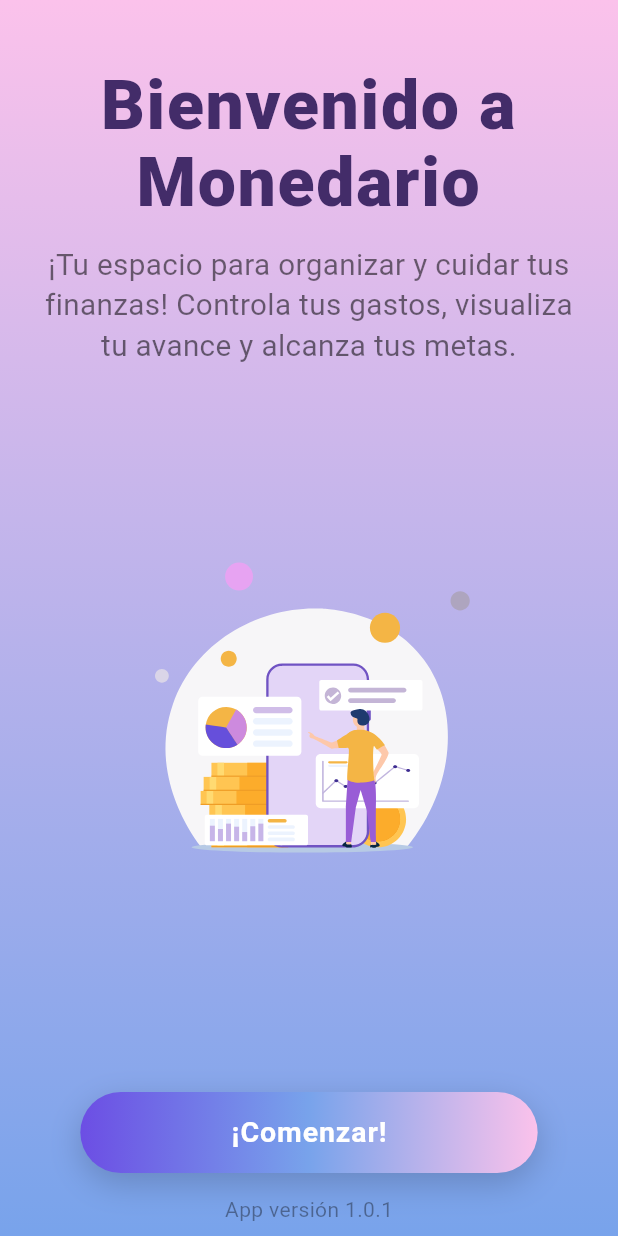
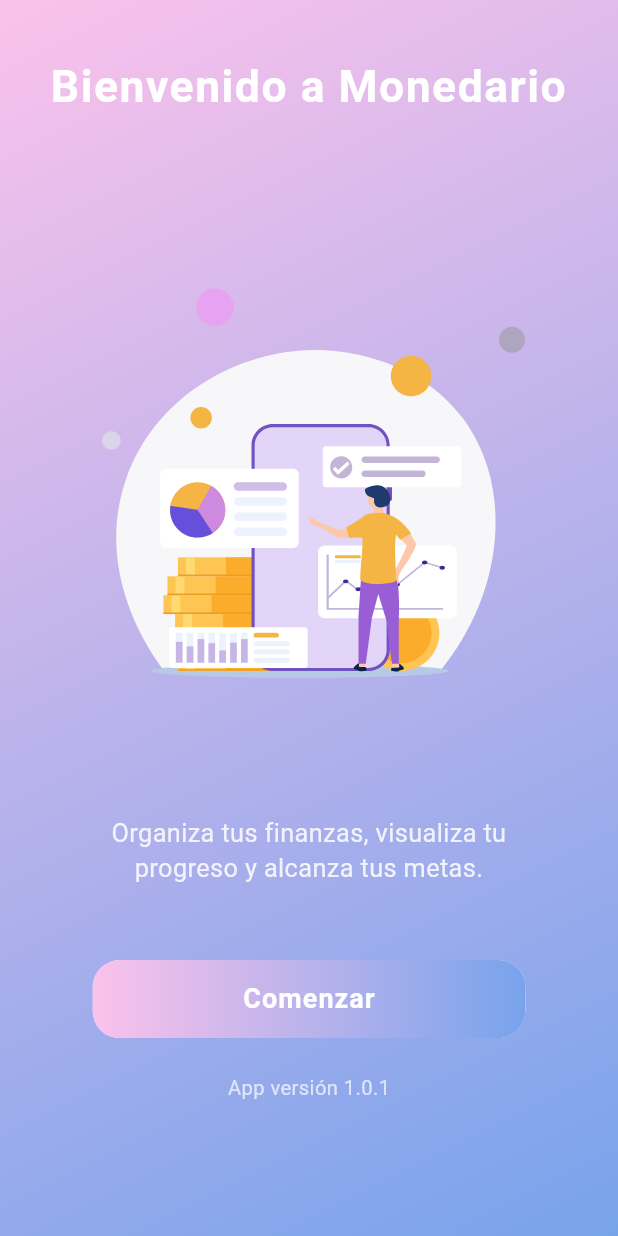
Before and after one commit to Skisekia/monedario, a Flutter app: the screen it shows after launch, on a phone screen of 412 x 824 dp. Run offline on Flutter 3.47's test engine with Material 3 defaults, Android fonts, the phone set to English and light mode, and no system bars; our stand-ins replace firebase_auth, google_sign_in, lottie; accounts and stored records are empty; Roboto replaces fonts that are missing (Poppins).

Commit message:
desing welcome
se añadieron modificaciones en el color de la pantalla de inicio

```diff
--- a/lib/views/welcome.dart
+++ b/lib/views/welcome.dart
@@ -16,121 +16,99 @@
         decoration: const BoxDecoration(
           gradient: LinearGradient(
             colors: [
-              Color(0xFFFBC2EB), // Rosa pastel (arriba)
-              Color(0xFF78A3EB), // Azul-violeta pastel (abajo)
+              Color(0xFFFBC2EB),
+              Color(0xFF78A3EB),
             ],
-            begin: Alignment.topCenter,
-            end: Alignment.bottomCenter,
+            begin: Alignment.topLeft,
+            end: Alignment.bottomRight,
           ),
         ),
         child: SafeArea(
           child: Column(
             children: [
-              SizedBox(height: h * 0.055),
-              Padding(
-                padding: const EdgeInsets.symmetric(horizontal: 26.0),
-                child: Column(
-                  children: [
+              SizedBox(height: h * 0.045),
               Text(
-                      'Bienvenido a\nMonedario',
+                'Bienvenido a Monedario',
                 style: TextStyle(
                   fontFamily: 'Poppins',
-                        fontSize: w * 0.11,
-                        fontWeight: FontWeight.w800,
-                        color: const Color(0xFF432C69),
-                        letterSpacing: 1.1,
-                        height: 1.12,
+                  fontSize: w * 0.072,
+                  fontWeight: FontWeight.bold,
+                  color: Colors.white,
+                  letterSpacing: 1,
                 ),
                 textAlign: TextAlign.center,
               ),
-                    const SizedBox(height: 16),
-                    Text(
-                      '¡Tu espacio para organizar y cuidar tus finanzas! Controla tus gastos, visualiza tu avance y alcanza tus metas.',
+              SizedBox(height: h * 0.045),
+              Lottie.asset(
+                'assets/panel.json',
+                width: w * 0.90,
+                height: h * 0.50,
+                fit: BoxFit.contain,
+              ),
+              SizedBox(height: h * 0.02),
+              Padding(
+                padding: EdgeInsets.symmetric(horizontal: w * 0.14),
+                child: Text(
+                  'Organiza tus finanzas, visualiza tu progreso y alcanza tus metas.',
                   style: TextStyle(
                     fontFamily: 'Poppins',
-                        fontSize: w * 0.048,
-                        color: Colors.black54,
+                    fontSize: w * 0.041,
+                    color: Colors.white.withOpacity(0.85),
                     height: 1.35,
                   ),
                   textAlign: TextAlign.center,
                 ),
-                  ],
+              ),
+              SizedBox(height: h * 0.06),
+              Padding(
+                padding: EdgeInsets.symmetric(horizontal: w * 0.15),
+                child: SizedBox(
+                  width: double.infinity,
+                  height: 52,
+                  child: ElevatedButton(
+                    onPressed: () =>
+                        Navigator.pushReplacementNamed(context, '/login'),
+                    style: ElevatedButton.styleFrom(
+                      elevation: 0,
+                      padding: EdgeInsets.zero,
+                      shape: RoundedRectangleBorder(
+                        borderRadius: BorderRadius.circular(18),
                       ),
                     ),
-              SizedBox(height: h * 0.035),
-              Expanded(
-                child: Center(
-                  child: Padding(
-                    padding: EdgeInsets.only(bottom: h * 0.03),
-                    child: Lottie.asset(
-                      'assets/panel.json',
-                      width: w * 0.67,
-                      height: h * 0.34,
-                      fit: BoxFit.contain,
-                    ),
-                  ),
-                ),
-              ),
-              SizedBox(height: h * 0.04),
-              Padding(
-                padding: EdgeInsets.symmetric(horizontal: w * 0.13),
-                child: SizedBox(
-                  width: double.infinity,
-                  height: 54,
-                  child: DecoratedBox(
+                    child: Ink(
                       decoration: BoxDecoration(
                         gradient: const LinearGradient(
                           colors: [
-                          Color(0xFF6C4EE4),
+                            Color(0xFFFBC2EB),
                             Color(0xFF78A3EB),
-                          Color(0xFFFBC2EB),
-                        ],
-                        begin: Alignment.centerLeft,
-                        end: Alignment.centerRight,
-                      ),
-                      borderRadius: BorderRadius.circular(32),
-                      boxShadow: [
-                        BoxShadow(
-                          color: Color.fromRGBO(0, 0, 0, 0.18),
-                          blurRadius: 18,
-                          offset: const Offset(0, 7),
-                        ),
                           ],
                         ),
-                    child: ElevatedButton(
-                      onPressed: () => Navigator.pushReplacementNamed(context, '/login'),
-                      style: ElevatedButton.styleFrom(
-                        elevation: 0,
-                        backgroundColor: Colors.transparent,
-                        shadowColor: Colors.transparent,
-                        shape: RoundedRectangleBorder(
-                          borderRadius: BorderRadius.circular(32),
+                        borderRadius: BorderRadius.circular(18),
                       ),
-                      ),
+                      child: Container(
+                        alignment: Alignment.center,
                         child: const Text(
-                        '¡Comenzar!',
+                          'Comenzar',
                           style: TextStyle(
                             fontFamily: 'Poppins',
+                            fontSize: 18,
+                            fontWeight: FontWeight.bold,
                             color: Colors.white,
-                          fontSize: 19,
-                          fontWeight: FontWeight.w700,
-                          letterSpacing: 0.6,
+                            letterSpacing: 0.7,
                           ),
                         ),
                       ),
                     ),
                   ),
                 ),
-              const SizedBox(height: 14),
-              const Padding(
-                padding: EdgeInsets.only(bottom: 8),
-                child: Text(
+              ),
+              const SizedBox(height: 24),
+              const Text(
                 'App versión 1.0.1',
                 style: TextStyle(
-                    fontSize: 14,
-                    color: Colors.black38,
+                  fontSize: 13.5,
+                  color: Colors.white70,
                   fontFamily: 'Poppins',
-                  ),
                 ),
               ),
             ],
```
Also changed, not shown: lib/views/ahorro.png (added). Lines whose indentation alone changed are shown as unchanged.
